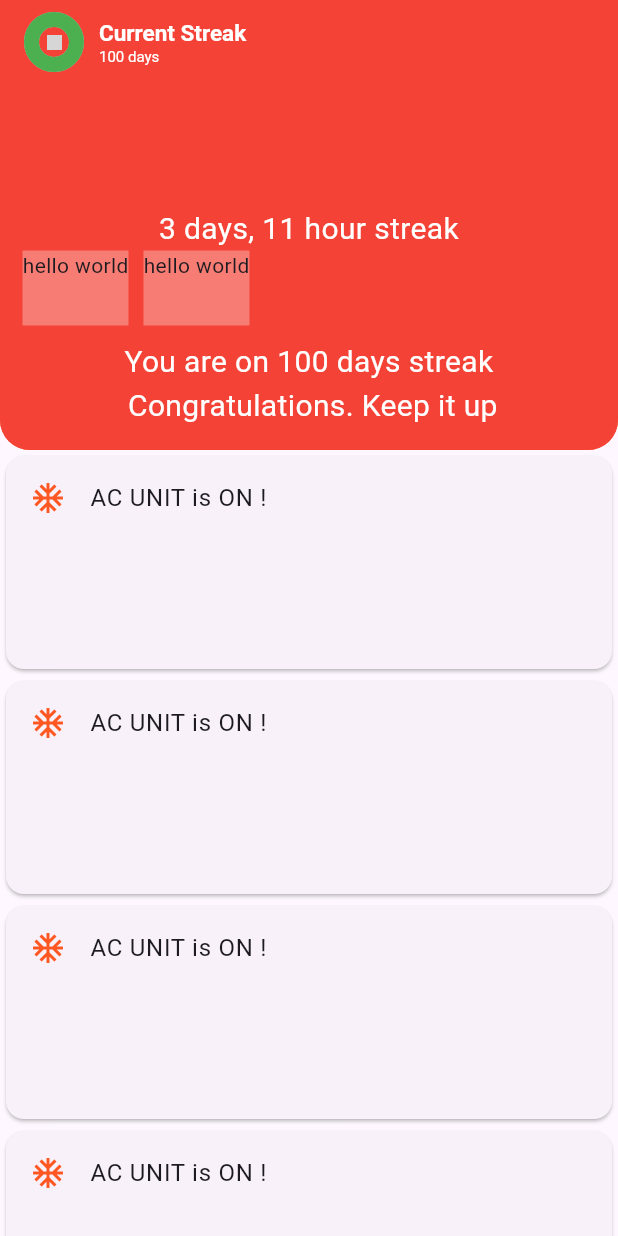
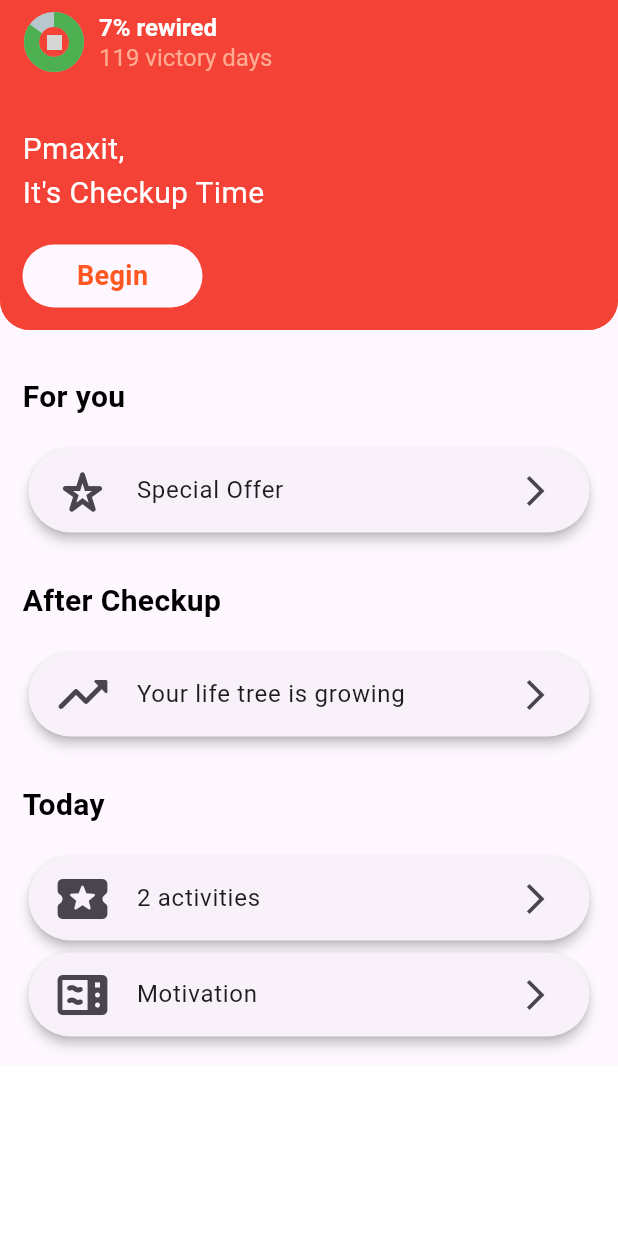
Before and after one commit to pmaxit/puchusapp, a Flutter app: the screen it shows after launch, on a phone screen of 412 x 824 dp. Run offline on Flutter 3.47's test engine with Material 2 defaults, Android fonts, the phone set to English and light mode, and no system bars; drawn by our look-alikes of percent_indicator; our stand-ins replace flutter_hooks, hooks_riverpod, just_audio, riverpod; network calls fail; grey boxes are pictures that could not be loaded.

Commit message:
added brainbuddy design complete

```diff
--- a/lib/pages/test_page_three.dart
+++ b/lib/pages/test_page_three.dart
@@ -13,7 +13,7 @@ import '../widgets/message_widget.dart';
 import 'widgets/flexible_custom_bar.dart';
 
 class TestPageThird extends StatelessWidget {
-  double maxHeight = 300;
+  double maxHeight = 220;
   double minHeight = 80;
   double clampedHeight = 250;
   final ScrollController scrollController = ScrollController();
@@ -37,28 +37,23 @@ class TestPageThird extends StatelessWidget {
         collapsedHeight: 100,
         title: _buildTitle(),
         backgroundColor: Colors.deepOrange,
-        shape: RoundedRectangleBorder(
+        shape: const RoundedRectangleBorder(
             borderRadius: BorderRadius.only(
                 bottomLeft: Radius.circular(20),
                 bottomRight: Radius.circular(20))),
       ),
 
-      SliverFixedExtentList(
-          delegate: SliverChildBuilderDelegate((context, index) {
-            return Container(
-                color: Theme.of(context).colorScheme.surface,
-                child: Card(
-                    child: ListTile(
-                  leading: Icon(Icons.ac_unit, color: Colors.deepOrange),
-                  title: Text("AC UNIT is ON !"),
-                )));
-          }, childCount: 10),
-          itemExtent: 150),
       // SliverPersistentHeader(
       //   pinned: true,
       //   delegate: CustomHeaderDelegate(Colors.deepOrange, "Current Streak"),
       // ),
-      _body()
+      _body(),
+
+      SliverFillRemaining(
+          // This is the body of the page
+          child: Container(
+        color: Colors.white,
+      ))
     ]));
   }
 
@@ -74,30 +69,31 @@ class TestPageThird extends StatelessWidget {
   }
 
   Widget _buildTitle() {
-    return Container(
+    return SizedBox(
         width: double.infinity,
         child: Row(children: [
           CircularPercentIndicator(
               radius: 20.0,
               lineWidth: 10.0,
-              percent: 1,
+              percent: 0.85,
               progressColor: Colors.green,
               center: Image.network(
                 "https://cdn-icons-png.flaticon.com/512/1828/1828884.png",
                 width: 10,
                 height: 10,
               )),
-          SizedBox(width: 10),
+          const SizedBox(width: 10),
           Column(
             crossAxisAlignment: CrossAxisAlignment.start,
             children: [
-              Text("Current Streak",
+              const Text("7% rewired",
                   style: TextStyle(
                       color: Colors.white,
-                      fontSize: 15,
+                      fontSize: 16,
                       fontWeight: FontWeight.bold)),
-              Text("100 days",
-                  style: TextStyle(color: Colors.white, fontSize: 10)),
+              Text("119 victory days",
+                  style:
+                      TextStyle(color: Colors.deepOrange[200], fontSize: 16)),
             ],
           )
         ]));
@@ -116,31 +112,146 @@ class TestPageThird extends StatelessWidget {
           child: Column(mainAxisAlignment: MainAxisAlignment.end, children: [
             // StreakWidget(clampedPosition: 100),
             // StreakWidget(clampedPosition: 100),
-            MessageWidget(title: "3 days, 11 hour streak"),
             FadeOutWidget(
-              child: Row(
-                children: [
-                  Container(
-                      height: 50,
-                      color: Colors.white.withOpacity(0.3),
-                      child: Text("hello world")),
-                  const SizedBox(width: 10),
-                  Container(
-                      height: 50,
-                      color: Colors.white.withOpacity(0.3),
-                      child: Text("hello world"))
-                ],
+                child: const Align(
+              alignment: Alignment.centerLeft,
+              child: Text("Pmaxit, \nIt's Checkup Time",
+                  style: TextStyle(fontSize: 20, color: Colors.white)),
+            )),
+            //MessageWidget(title: "3 days, 11 hour streak"),
+
+            const SizedBox(height: 20),
+            FadeOutWidget(
+                child: Align(
+              alignment: Alignment.centerLeft,
+              child: Material(
+                color: Theme.of(context).colorScheme.surface,
+                shape: RoundedRectangleBorder(
+                    borderRadius: BorderRadius.circular(25)),
+                child: InkWell(
+                  borderRadius: BorderRadius.circular(25),
+                  onTap: () {},
+                  child: Container(
+                      width: 120,
+                      decoration: BoxDecoration(
+                          borderRadius: BorderRadius.circular(25)),
+                      child: const Center(
+                          child: Padding(
+                        padding: EdgeInsets.all(8.0),
+                        child: Text("Begin",
+                            style: TextStyle(
+                                fontSize: 18,
+                                color: Colors.deepOrange,
+                                fontWeight: FontWeight.bold)),
+                      ))),
+                ),
               ),
-            ),
-            const SizedBox(height: 10),
-            MessageWidget(
-                title:
-                    "You are on 100 days streak \n Congratulations. Keep it up"),
+            ))
           ]),
         ));
   }
 
   Widget _body() {
-    return SliverFillRemaining(child: Container());
+    return SliverPadding(
+      padding: const EdgeInsets.all(15.0),
+      sliver: SliverList(
+          delegate: SliverChildListDelegate([
+        const SizedBox(
+            height: 60,
+            child: Align(
+                alignment: Alignment.centerLeft,
+                child: Text("For you",
+                    style: TextStyle(
+                        color: Colors.black,
+                        fontSize: 20,
+                        fontWeight: FontWeight.bold)))),
+        Card(
+          elevation: 3,
+          borderOnForeground: true,
+          shape:
+              RoundedRectangleBorder(borderRadius: BorderRadius.circular(30.0)),
+          child: InkWell(
+            onTap: () {},
+            borderRadius: BorderRadius.circular(30.0),
+            child: const ListTile(
+              leading: Icon(Icons.star_border_purple500_rounded, size: 40),
+              title: Text("Special Offer"),
+              trailing: Icon(Icons.arrow_forward_ios),
+              isThreeLine: false,
+            ),
+          ),
+        ),
+        const SizedBox(height: 12),
+        const SizedBox(
+            height: 60,
+            child: Align(
+                alignment: Alignment.centerLeft,
+                child: Text("After Checkup",
+                    style: TextStyle(
+                        color: Colors.black,
+                        fontSize: 20,
+                        fontWeight: FontWeight.bold)))),
+        Card(
+          elevation: 3,
+          borderOnForeground: true,
+          shape:
+              RoundedRectangleBorder(borderRadius: BorderRadius.circular(30.0)),
+          child: InkWell(
+            onTap: () {},
+            borderRadius: BorderRadius.circular(30.0),
+            child: const ListTile(
+              leading: Icon(Icons.trending_up_rounded, size: 40),
+              title: Text("Your life tree is growing"),
+              trailing: Icon(Icons.arrow_forward_ios),
+              isThreeLine: false,
+            ),
+          ),
+        ),
+        const SizedBox(height: 12),
+        const SizedBox(
+            height: 60,
+            child: Align(
+                alignment: Alignment.centerLeft,
+                child: Text("Today",
+                    style: TextStyle(
+                        color: Colors.black,
+                        fontSize: 20,
+                        fontWeight: FontWeight.bold)))),
+        Card(
+          elevation: 3,
+          borderOnForeground: true,
+          shape:
+              RoundedRectangleBorder(borderRadius: BorderRadius.circular(30.0)),
+          child: InkWell(
+            onTap: () {},
+            borderRadius: BorderRadius.circular(30.0),
+            child: const ListTile(
+              shape: RoundedRectangleBorder(
+                  borderRadius: BorderRadius.all(Radius.circular(30))),
+              leading: Icon(Icons.local_activity_rounded, size: 40),
+              title: Text("2 activities"),
+              trailing: Icon(Icons.arrow_forward_ios),
+              isThreeLine: false,
+            ),
+          ),
+        ),
+        Card(
+          elevation: 3,
+          borderOnForeground: true,
+          shape: RoundedRectangleBorder(
+              borderRadius: BorderRadius.all(Radius.circular(30))),
+          child: InkWell(
+            onTap: () {},
+            borderRadius: BorderRadius.circular(30.0),
+            child: const ListTile(
+              leading: Icon(Icons.microwave_rounded, size: 40),
+              title: Text("Motivation"),
+              trailing: Icon(Icons.arrow_forward_ios),
+              isThreeLine: false,
+            ),
+          ),
+        ),
+      ])),
+    );
   }
 }
--- a/lib/utils/scroll_mixin.dart
+++ b/lib/utils/scroll_mixin.dart
@@ -13,8 +13,6 @@ mixin ScrollHideOnClampedPoint<T extends StatefulWidget> on State<T> {
   GlobalKey get keyWidget;
 
   void _scrollListener() {
-    print(" scroll ${scrollController?.position.pixels.toString()}");
-
     setState(() {
       getPosition();
     });
@@ -33,12 +31,11 @@ mixin ScrollHideOnClampedPoint<T extends StatefulWidget> on State<T> {
       RenderBox? renderBox =
           keyWidget.currentContext?.findRenderObject() as RenderBox?;
       var newposition = renderBox?.localToGlobal(Offset.zero);
-      print('Position: ' + newposition!.dy.toString());
 
       if (initialY == -1) {
-        initialY = newposition.dy.toInt();
+        initialY = newposition!.dy.toInt();
       }
-      if (newposition.dy.toInt() < clampedPosition) {
+      if (newposition!.dy.toInt() < clampedPosition) {
         position = newposition.dy.toInt();
         opacity = clampDouble(
             (position - clampedPosition) / (initialY - clampedPosition), 0, 1);
```
